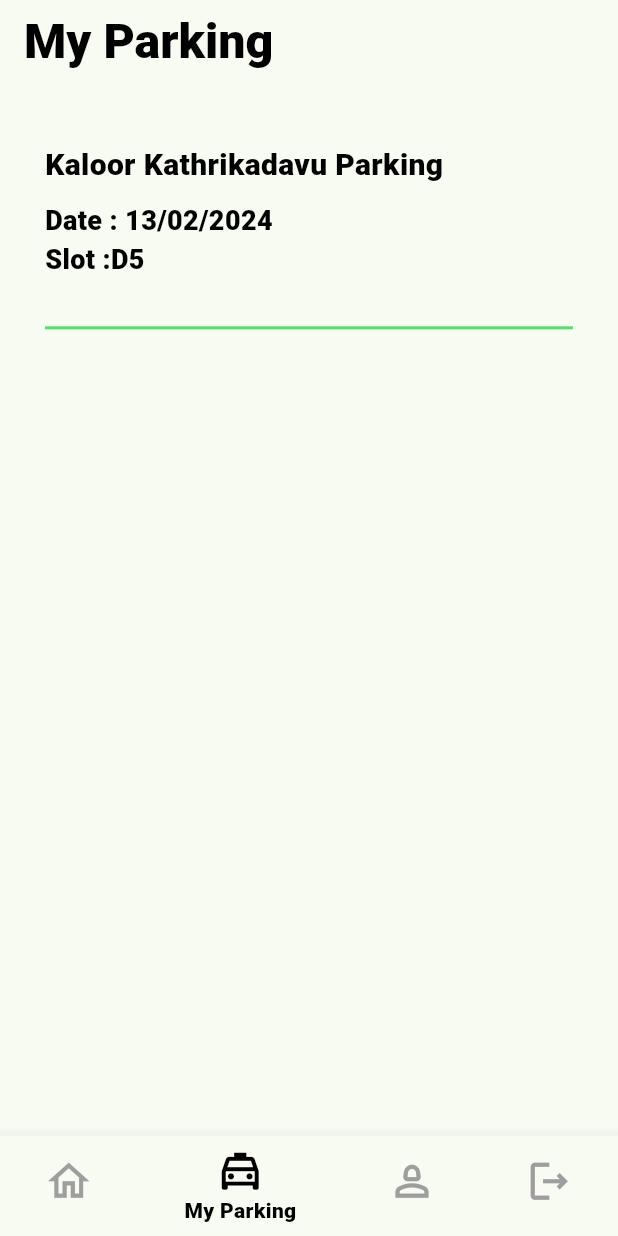
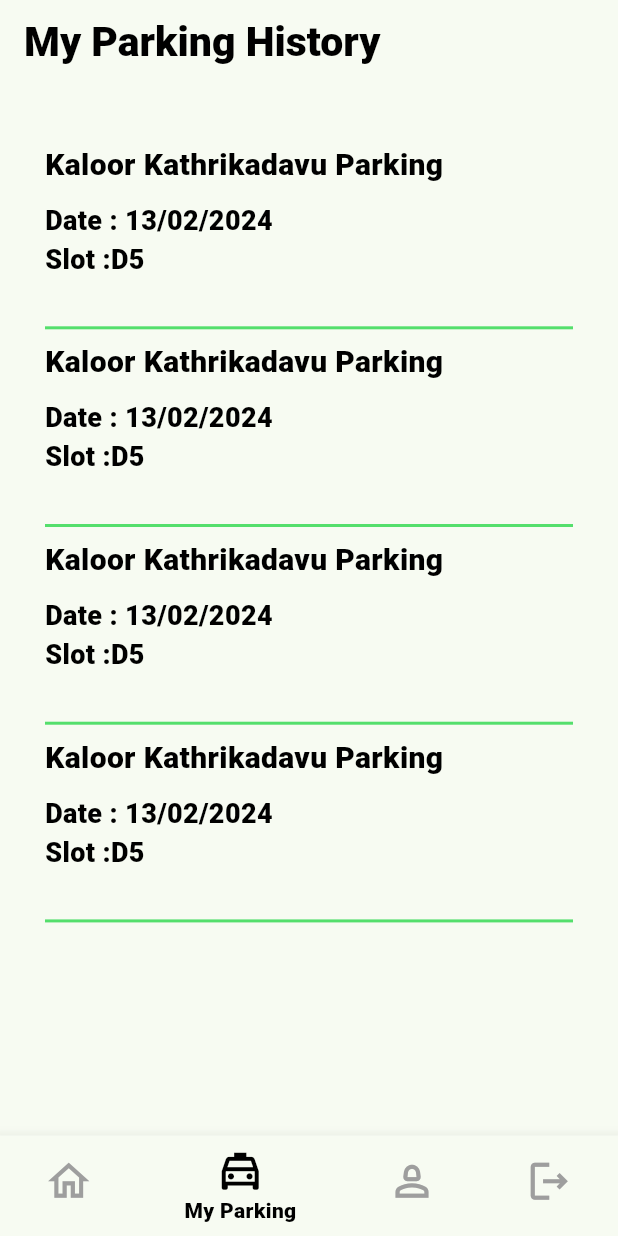
Before and after one commit to aswinciril/parkplus, a Flutter app: the BottomNavigationPage screen opened directly, item 2 of the bottom bar chosen, on a phone screen of 412 x 824 dp. Run offline on Flutter 3.47's test engine with Material 3 defaults, Android fonts, the phone set to English and light mode, and no system bars; our stand-ins replace flutter_screenutil, flutter_svg, google_fonts, google_maps_flutter, lottie, pin_code_text_field.

Commit message:
map-set-android

```diff
--- a/lib/Presentation/features/botttom_navigation_items/bottom_navigation__main.dart
+++ b/lib/Presentation/features/botttom_navigation_items/bottom_navigation__main.dart
@@ -20,7 +20,10 @@ class _BottomNavigationPageState extends State<BottomNavigationPage> {
 
   @override
   Widget build(BuildContext context) {
-    return Scaffold(
+    return PopScope(
+      onPopInvoked: (didPop) {},
+      canPop: false,
+      child: Scaffold(
         body: _buildBody(), // Show content based on selected index
         bottomNavigationBar: BottomNavigationBar(
           items: const <BottomNavigationBarItem>[
@@ -58,6 +61,7 @@ class _BottomNavigationPageState extends State<BottomNavigationPage> {
           unselectedItemColor: Colors.grey,
           onTap: _onItemTapped,
         ),
+      ),
     );
   }
 
--- a/lib/Presentation/features/botttom_navigation_items/home/view/home.dart
+++ b/lib/Presentation/features/botttom_navigation_items/home/view/home.dart
@@ -11,9 +11,7 @@ class HomePage extends StatelessWidget {
   @override
   Widget build(BuildContext context) {
     return Scaffold(
-      backgroundColor: Colors.white,
       appBar: AppBar(
-        backgroundColor: Colors.white,
         automaticallyImplyLeading: false,
         centerTitle: false,
         title: Padding(
--- a/lib/Presentation/features/botttom_navigation_items/home/view/slot_confirm_page.dart
+++ b/lib/Presentation/features/botttom_navigation_items/home/view/slot_confirm_page.dart
@@ -1,9 +1,7 @@
 import 'package:flutter/material.dart';
 import 'package:flutter_screenutil/flutter_screenutil.dart';
-import 'package:parkplus/Presentation/widgets/Buttons/custom_button.dart';
 import 'package:parkplus/Presentation/widgets/Text/custom_text.dart';
 import 'package:parkplus/utils/dialog_helper.dart';
-import 'package:provider/provider.dart';
 
 class SlotConfirmPage extends StatelessWidget {
   const SlotConfirmPage({super.key});
@@ -28,7 +26,7 @@ class SlotConfirmPage extends StatelessWidget {
         crossAxisAlignment: CrossAxisAlignment.start,
         children: [
           Image.asset(
-            "assets/images/parkingcontainerimage.png",
+            "assets/images/carparking.jpg",
             fit: BoxFit.cover,
             height: 0.5.sh,
             // 60% of screen height
--- /dev/null
+++ b/lib/Presentation/features/botttom_navigation_items/my_parking/custom_widgets/my_parking_container.dart
@@ -0,0 +1,49 @@
+import 'package:flutter/material.dart';
+import 'package:flutter_screenutil/flutter_screenutil.dart';
+import 'package:parkplus/Presentation/widgets/Text/custom_text.dart';
+import 'package:parkplus/utils/colors.dart';
+
+class MyParkingContainer extends StatelessWidget {
+  const MyParkingContainer({
+    super.key,
+  });
+
+  @override
+  Widget build(BuildContext context) {
+    return Container(
+      color: Colors.transparent,
+      height: 135.h,
+      child: Column(
+        mainAxisAlignment: MainAxisAlignment.center,
+        crossAxisAlignment: CrossAxisAlignment.start,
+        children: [
+          const CustomText(
+              text: "Kaloor Kathrikadavu Parking",
+              fontWeight: FontWeight.w600,
+              fontsize: 20,
+              color: black),
+          SizedBox(
+            height: 10.h,
+          ),
+          const CustomText(
+              text: "Date : 13/02/2024 ",
+              fontWeight: FontWeight.w400,
+              fontsize: 18,
+              color: black),
+          const CustomText(
+              text: "Slot :D5",
+              fontWeight: FontWeight.w400,
+              fontsize: 18,
+              color: black),
+          SizedBox(
+            height: 25.h,
+          ),
+          const Divider(
+            color: primaryGreen,
+            thickness: 2,
+          )
+        ],
+      ),
+    );
+  }
+}
--- a/lib/Presentation/features/botttom_navigation_items/my_parking/my_parking.dart
+++ b/lib/Presentation/features/botttom_navigation_items/my_parking/my_parking.dart
@@ -1,10 +1,13 @@
 import 'package:flutter/material.dart';
 import 'package:flutter_screenutil/flutter_screenutil.dart';
+import 'package:google_maps_flutter/google_maps_flutter.dart';
+import 'package:parkplus/Presentation/features/botttom_navigation_items/my_parking/custom_widgets/my_parking_container.dart';
 import 'package:parkplus/Presentation/widgets/Text/custom_text.dart';
-import 'package:parkplus/utils/colors.dart';
+
+import 'package:parkplus/utils/dialog_helper.dart';
 
 class MyParking extends StatelessWidget {
-  const MyParking({super.key});
+  const MyParking({Key? key});
 
   @override
   Widget build(BuildContext context) {
@@ -12,51 +15,79 @@ class MyParking extends StatelessWidget {
       appBar: AppBar(
         centerTitle: false,
         title: CustomText(
-            text: "My Parking",
-            fontWeight: FontWeight.w600,
-            fontsize: 33.sp,
-            color: Colors.black),
+          text: "My Parking History",
+          fontWeight: FontWeight.w600,
+          fontsize: 28.sp,
+          color: Colors.black,
+        ),
       ),
       body: Column(
         children: [
           SizedBox(
             height: 40.h,
           ),
-          Padding(
-            padding: const EdgeInsets.symmetric(horizontal: 30),
-            // ignore: sized_box_for_whitespace
-            child: Container(
-              height: 135.h,
-              child: Column(
-                mainAxisAlignment: MainAxisAlignment.center,
-                crossAxisAlignment: CrossAxisAlignment.start,
-                children: [
-                  const CustomText(
-                      text: "Kaloor Kathrikadavu Parking",
-                      fontWeight: FontWeight.w600,
-                      fontsize: 20,
-                      color: black),
-                  SizedBox(
-                    height: 10.h,
-                  ),
-                  const CustomText(
-                      text: "Date : 13/02/2024 ",
-                      fontWeight: FontWeight.w400,
-                      fontsize: 18,
-                      color: black),
-                  const CustomText(
-                      text: "Slot :D5",
-                      fontWeight: FontWeight.w400,
-                      fontsize: 18,
-                      color: black),
-                  SizedBox(
-                    height: 25.h,
-                  ),
-                  const Divider(
-                    color: primaryGreen,
-                    thickness: 2,
-                  )
-                ],
+          Expanded(
+            child: Padding(
+              padding: const EdgeInsets.symmetric(
+                horizontal: 30,
+              ),
+              child: ListView.builder(
+                itemCount: 4,
+                shrinkWrap: true,
+                itemBuilder: (context, index) {
+                  return GestureDetector(
+                    onTap: () {
+                      showModalBottomSheet(
+                        context: context,
+                        builder: (BuildContext context) {
+                          return Column(
+                            children: [
+                              const SizedBox(height: 30),
+                              Container(
+                                height: 190.h,
+                                width: 320.w,
+                                decoration: BoxDecoration(
+                                  border: Border.all(color: Colors.black),
+                                  borderRadius: BorderRadius.circular(10.r),
+                                ),
+                                child: Padding(
+                                  padding: const EdgeInsets.all(4.0),
+                                  child: GoogleMap(
+                                    initialCameraPosition: const CameraPosition(
+                                      target: LatLng(9.998384, 76.299279),
+                                      zoom: 16,
+                                    ),
+                                    markers: {
+                                      const Marker(
+                                          markerId: MarkerId("marker_id"),
+                                          position:
+                                              LatLng(9.998384, 76.299279)),
+                                    },
+                                    myLocationEnabled: true,
+                                    mapType: MapType.normal,
+                                  ),
+                                ),
+                              ),
+                              const SizedBox(height: 20),
+                              const Padding(
+                                padding: EdgeInsets.symmetric(
+                                  horizontal: 40.0,
+                                ),
+                                child: MyParkingContainer(),
+                              ),
+                              const SizedBox(height: 20),
+                              YesContainer(
+                                yestext: "Book Again",
+                                onpressedyes: () {},
+                              ),
+                            ],
+                          );
+                        },
+                      );
+                    },
+                    child: const MyParkingContainer(),
+                  );
+                },
               ),
             ),
           ),
--- a/lib/main.dart
+++ b/lib/main.dart
@@ -5,7 +5,10 @@ import 'package:parkplus/controller/auth/timer_controller.dart';
 import 'package:provider/provider.dart';
 
 void main() {
-  runApp(const MyApp());
+  WidgetsFlutterBinding.ensureInitialized();
+  // Initialize the Google Maps plugin
+
+  runApp(MyApp());
 }
 
 class MyApp extends StatelessWidget {
--- a/lib/utils/dialog_helper.dart
+++ b/lib/utils/dialog_helper.dart
@@ -11,6 +11,7 @@ void showLocationDialog(
 ) {
   showDialog(
     context: context,
+    barrierDismissible: false,
     builder: (BuildContext context) {
       return SizedBox(
         width: MediaQuery.of(context).size.width * 0.9,
@@ -23,10 +24,6 @@ void showLocationDialog(
               color: const Color.fromARGB(255, 76, 76, 76)),
           actions: [
             Row(mainAxisAlignment: MainAxisAlignment.center, children: [
-              NoContainer(notext: "Cancel"),
-              SizedBox(
-                width: 13.sp,
-              ),
               YesContainer(
                 onpressedyes: onpressed,
                 yestext: "Allow",
--- a/pubspec.yaml
+++ b/pubspec.yaml
@@ -42,6 +42,7 @@ dependencies:
   pin_code_text_field: ^1.8.0
   provider: ^6.1.1
   expandable_search_bar: ^0.0.2
+  google_maps_flutter: ^2.2.8
 
 dev_dependencies:
   flutter_test:
```
Also changed, not shown: lib/Presentation/features/botttom_navigation_items/home/custom_widgets/home_container.dart (+9 -6 lines), assets/images/carparking.jpg (added), pubspec.lock, 5 other files. Lines whose indentation alone changed are shown as unchanged.
